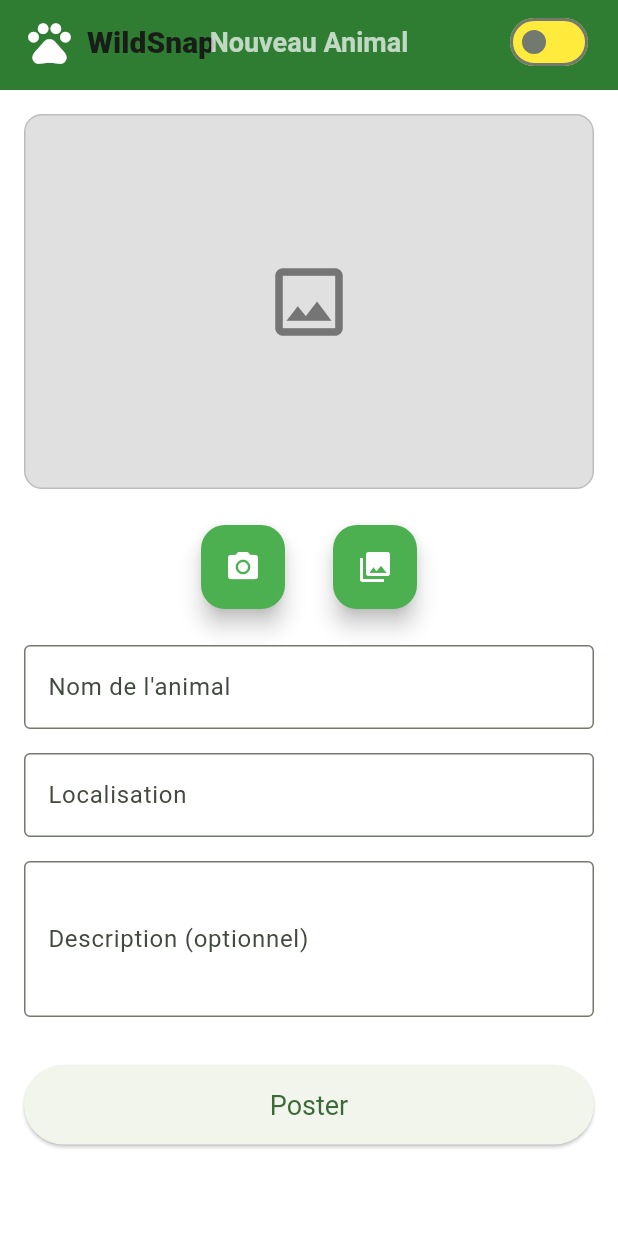
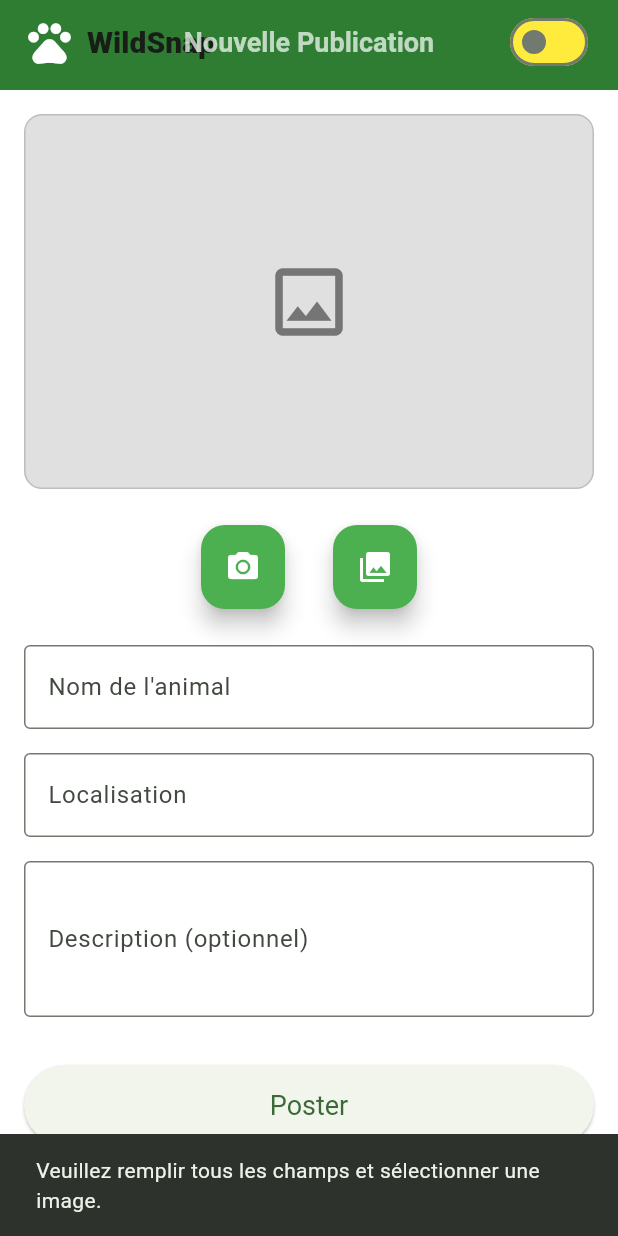
Before and after one commit to zaher-abbas/wildsnap, a Flutter app: the AddPostPage screen opened directly, after a tap on "Poster", on a phone screen of 412 x 824 dp. Run offline on Flutter 3.47's test engine with Material 3 defaults, Android fonts, the phone set to English and light mode, and no system bars; our stand-ins replace firebase_core, google_nav_bar, image_picker; accounts and stored records are empty; network calls fail.

Commit message:
feat: Add image picker functionality to post creation
Adds the ability for users to select an image from their gallery or take a new photo with their camera when creating a new post.

- Integrates the `image_picker` package.
- Implements image preview for both web and mobile platforms.
- Adds validation to ensure an image is selected before submission.
- Renames the page title from 'Nouveau Animal' to 'Nouvelle Publication'.

```diff
--- a/lib/screens/addpost_page.dart
+++ b/lib/screens/addpost_page.dart
@@ -1,6 +1,8 @@
+import 'dart:io'; // Import pour utiliser la classe File
+import 'package:flutter/foundation.dart'
+    show kIsWeb; // Pour la compatibilité web
 import 'package:flutter/material.dart';
-
-// import 'package:wildsnap/widgets/camera_page.dart'; // Ce n'est plus nécessaire ici
+import 'package:image_picker/image_picker.dart'; // Import du package
 import 'package:wildsnap/widgets/custom_appbar.dart';
 
 class AddPostPage extends StatefulWidget {
@@ -11,9 +13,12 @@ class AddPostPage extends StatefulWidget {
 }
 
 class _AddPostPageState extends State<AddPostPage> {
+  XFile? _image;
+
   final _animalNameController = TextEditingController();
   final _locationController = TextEditingController();
   final _descriptionController = TextEditingController();
+  final _picker = ImagePicker();
 
   @override
   void dispose() {
@@ -23,25 +28,62 @@ class _AddPostPageState extends State<AddPostPage> {
     super.dispose();
   }
 
-  void _openCamera() {
-    print('Ouverture de la caméra...');
+  Future<void> _pickImage(ImageSource source) async {
+    final pickedFile = await _picker.pickImage(source: source);
+
+    if (pickedFile != null) {
+      setState(() {
+        _image = pickedFile;
+      });
+    }
   }
 
-  void _openGallery() {
-    print('Ouverture de la galerie...');
+  Widget _buildImagePreview() {
+    if (_image == null) {
+      return Center(
+        child: Icon(
+          Icons.image_outlined,
+          color: Colors.grey[600],
+          size: 60,
+        ),
+      );
+    }
+
+    if (kIsWeb) {
+      // Sur le web, on utilise Image.network
+      return Image.network(_image!.path, fit: BoxFit.cover);
+    } else {
+      // Sur mobile, on utilise Image.file
+      return Image.file(File(_image!.path), fit: BoxFit.cover);
+    }
   }
 
   void _submitPost() {
+    if (_animalNameController.text.isEmpty ||
+        _locationController.text.isEmpty ||
+        _image == null) {
+      print("Erreur : Tous les champs et l'image sont requis.");
+      ScaffoldMessenger.of(context).showSnackBar(
+        const SnackBar(
+          content: Text(
+            'Veuillez remplir tous les champs et sélectionner une image.',
+          ),
+        ),
+      );
+      return;
+    }
+
     print('Nom: ${_animalNameController.text}');
     print('Localisation: ${_locationController.text}');
     print('Description: ${_descriptionController.text}');
+    print('Chemin de l\'image: ${_image?.path}');
     print('Publication en cours...');
   }
 
   @override
   Widget build(BuildContext context) {
     return Scaffold(
-      appBar: CustomAppbar(title: 'Nouveau Animal'),
+      appBar: CustomAppbar(title: 'Nouvelle Publication'),
       body: SingleChildScrollView(
         padding: const EdgeInsets.all(16.0),
         child: Column(
@@ -49,27 +91,24 @@ class _AddPostPageState extends State<AddPostPage> {
           children: [
             Container(
               height: 250,
+              width: double.infinity,
+              clipBehavior: Clip.antiAlias,
               decoration: BoxDecoration(
                 color: Colors.grey[300],
                 border: Border.all(color: Colors.grey.shade400),
                 borderRadius: BorderRadius.circular(12),
               ),
-              child: Center(
-                child: Icon(
-                  Icons.image_outlined,
-                  color: Colors.grey[600],
-                  size: 60,
-                ),
-              ),
+              child: _buildImagePreview(),
             ),
             const SizedBox(height: 24),
+
             // --- Boutons pour caméra et galerie ---
             Row(
               mainAxisAlignment: MainAxisAlignment.center,
               children: [
                 // Bouton Caméra
                 FloatingActionButton(
-                  onPressed: _openCamera,
+                  onPressed: () => _pickImage(ImageSource.camera),
                   backgroundColor: Colors.green,
                   heroTag: 'camera_button',
                   child: const Icon(Icons.camera_alt, color: Colors.white),
@@ -77,7 +116,7 @@ class _AddPostPageState extends State<AddPostPage> {
                 const SizedBox(width: 32),
                 // Bouton Galerie
                 FloatingActionButton(
-                  onPressed: _openGallery,
+                  onPressed: () => _pickImage(ImageSource.gallery),
                   backgroundColor: Colors.green,
                   heroTag: 'gallery_button',
                   child: const Icon(Icons.photo_library, color: Colors.white),
```
